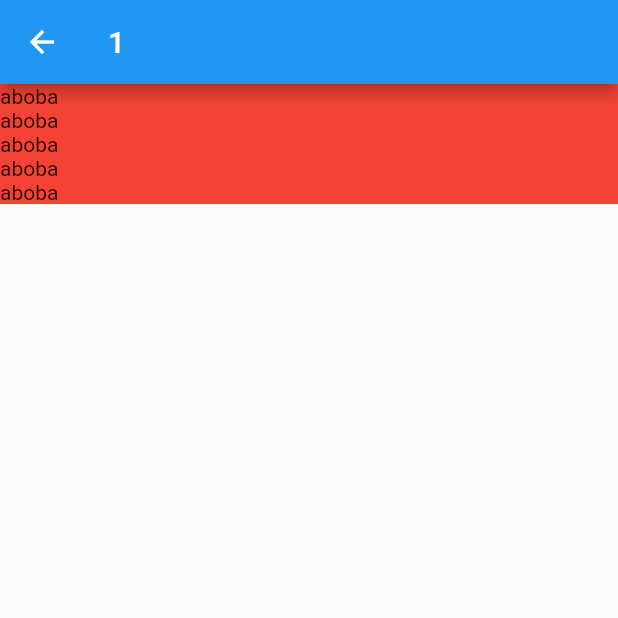
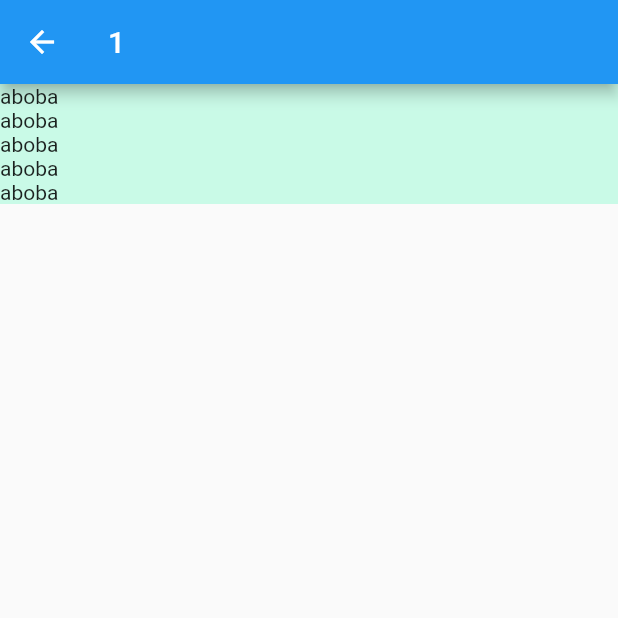
Before and after one commit to mathhyyn/frecq, a Flutter app: the SecondScreen screen opened directly, on a phone screen of 412 x 824 dp, the top half of it. Run offline on Flutter 3.47's test engine with Material 2 defaults, Android fonts, the light colour scheme and no system bars.

Commit message:
pre final changes

```diff
--- a/lib/main.dart
+++ b/lib/main.dart
@@ -1,6 +1,5 @@
 import 'package:flutter/material.dart';
 import 'widgets/users_list.dart';
-
 
 class MainScreen extends StatelessWidget {
   const MainScreen({super.key});
--- a/lib/widgets/image.dart
+++ b/lib/widgets/image.dart
@@ -9,7 +9,7 @@ class ImageWidget extends StatelessWidget {
   @override
   Widget build(BuildContext context) {
     return Container(
-          color: Colors.red,
+          color: Color.fromARGB(50, 0, 250, 154),
           child: Text("aboba")
     );
   }
```
